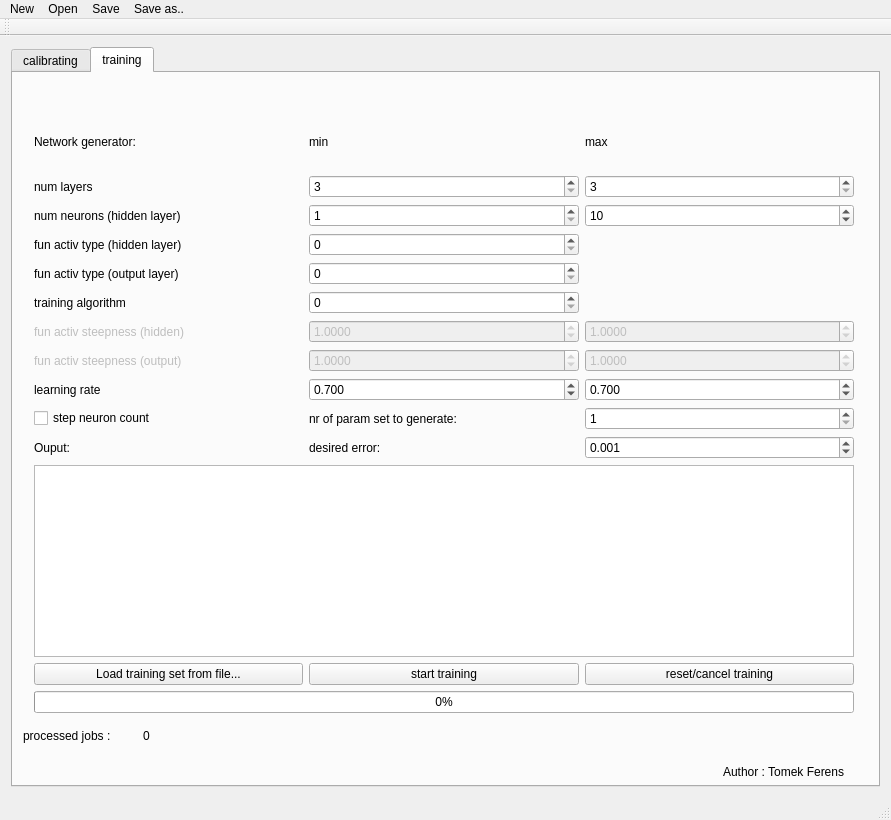
Qt form App/calib_tools/calib_tool/calibtool.ui (ferot/dms) before a commit.
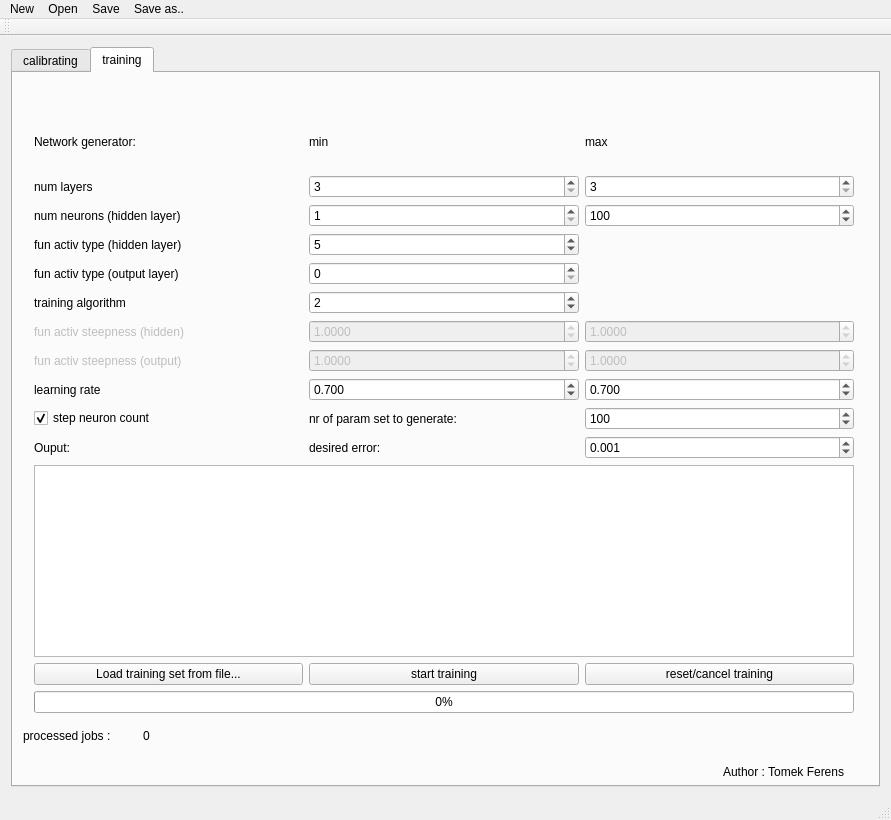
The same form after that commit.

Commit message: Minor changes in UI (setting default values to desired net)

The edit to the form file:
```diff
--- a/App/calib_tools/calib_tool/calibtool.ui
+++ b/App/calib_tools/calib_tool/calibtool.ui
@@ -400,7 +400,7 @@
             <number>1000</number>
            </property>
            <property name="value">
-            <number>0</number>
+            <number>5</number>
            </property>
           </widget>
          </item>
@@ -432,7 +432,7 @@
             <number>1000</number>
            </property>
            <property name="value">
-            <number>10</number>
+            <number>100</number>
            </property>
            <property name="displayIntegerBase">
             <number>10</number>
@@ -683,6 +683,9 @@
            <property name="maximum">
             <number>1000000</number>
            </property>
+           <property name="value">
+            <number>100</number>
+           </property>
           </widget>
          </item>
          <item row="21" column="1">
@@ -720,7 +723,7 @@
             <number>1000</number>
            </property>
            <property name="value">
-            <number>0</number>
+            <number>2</number>
            </property>
           </widget>
          </item>
@@ -729,6 +732,9 @@
            <property name="text">
             <string>step neuron count </string>
            </property>
+           <property name="checked">
+            <bool>true</bool>
+           </property>
           </widget>
          </item>
         </layout>
```
The commit also changes 1 other file.
